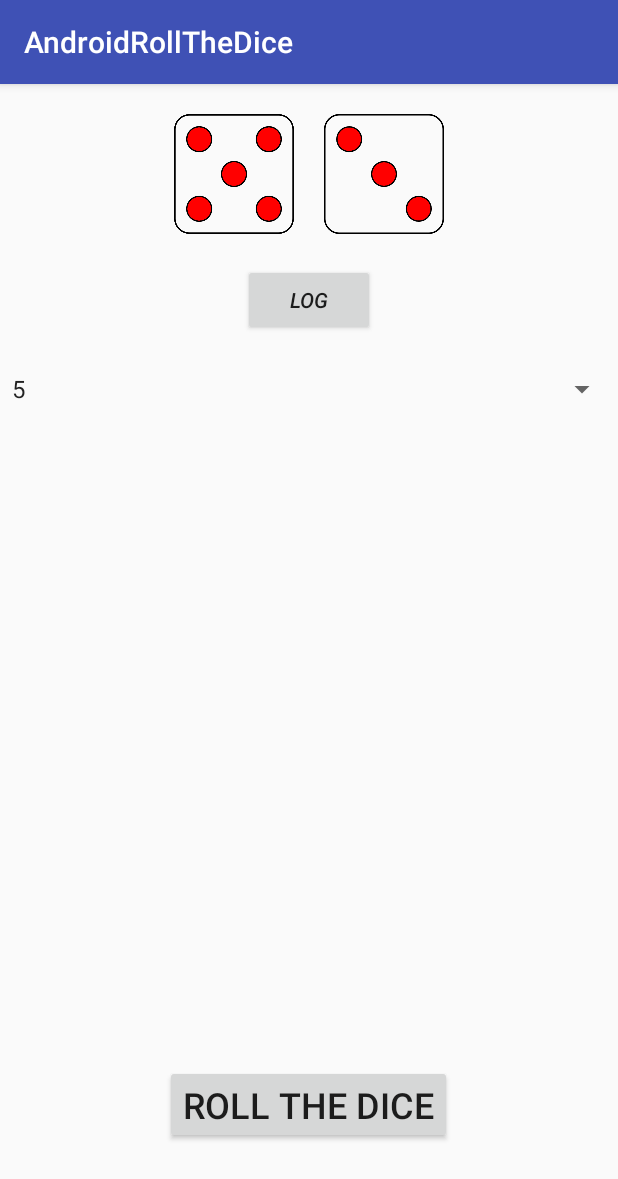
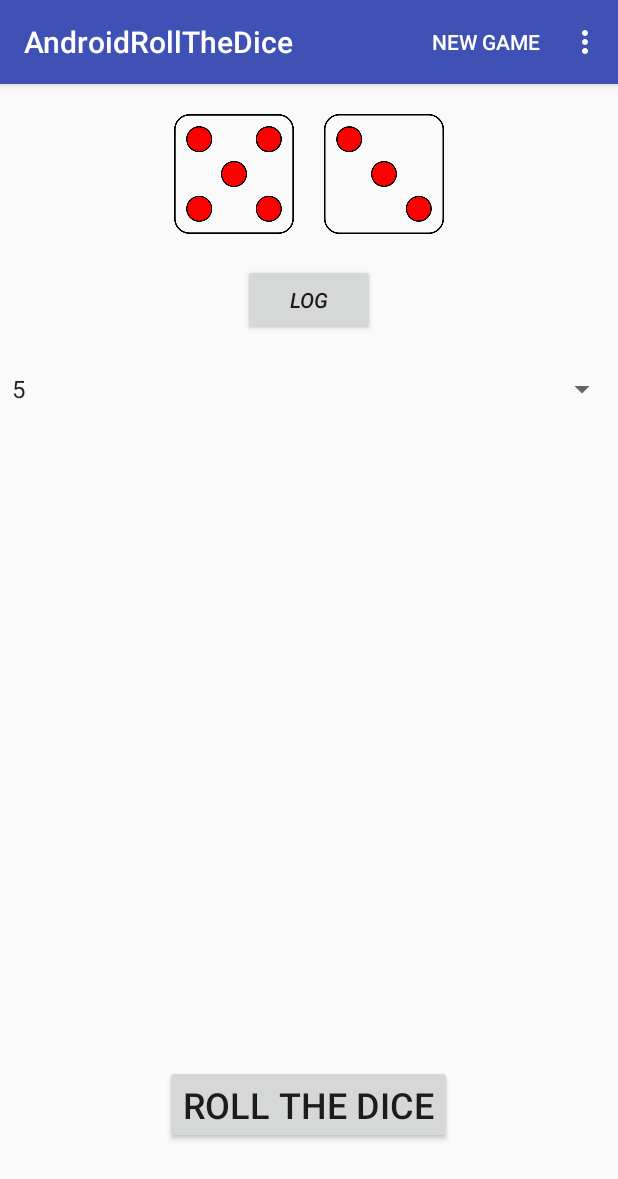
Before and after one commit to Sk0vgaard/AndroidRollTheDice, an Android app: the screen it shows after launch (MainActivity), after a tap on "ROLL THE DICE", on a phone screen of 412 x 824 dp. Shown: the top 1179 px of the screen. Run offline under Robolectric (Android 15) with nearby library versions, the phone set to English and light mode, and no system bars.

Commit message:
New game
Now starts a new game when pressing "New Game"

```diff
--- a/app/src/main/java/com/example/skovgaard/androidrollthedice/MainActivity.java
+++ b/app/src/main/java/com/example/skovgaard/androidrollthedice/MainActivity.java
@@ -1,6 +1,8 @@
 package com.example.skovgaard.androidrollthedice;
 
+import android.content.ClipData;
 import android.content.Context;
+import android.content.Intent;
 import android.hardware.Sensor;
 import android.hardware.SensorEvent;
 import android.hardware.SensorEventListener;
@@ -10,6 +12,9 @@ import android.support.annotation.NonNull;
 import android.support.v7.app.AppCompatActivity;
 import android.os.Bundle;
 import android.util.Log;
+import android.view.Menu;
+import android.view.MenuInflater;
+import android.view.MenuItem;
 import android.view.View;
 import android.view.animation.Animation;
 import android.view.animation.AnimationUtils;
@@ -24,25 +29,53 @@ import java.util.Random;
 public class MainActivity extends AppCompatActivity {
 
 
-    public static final int SENSOR_SENSITIVITY = 10;
     private Button rollDiceBtn, logBtn;
     private ImageView dice1, dice2;
     private Spinner mSpinner;
+
 
 
     private static final Random RANDOM = new Random();
     ArrayList<Integer> diceList = new ArrayList<Integer>();
 
 
-
+    //Sensor
     private SensorManager mSensorManager;
     private float mAccel; // acceleration apart from gravity
     private float mAccelCurrent; // current acceleration including gravity
     private float mAccelLast; // last acceleration including gravity
+    public static final int SENSOR_SENSITIVITY = 10;
 
     public Vibrator vibrator;
 
+    @Override
+    public boolean onCreateOptionsMenu(Menu menu) {
+        MenuInflater inflater = getMenuInflater();
+        inflater.inflate(R.menu.menu, menu);
+        return true;
+    }
 
+    @Override
+    public boolean onOptionsItemSelected(MenuItem item) {
+        // Handle item selection
+        switch (item.getItemId()) {
+            case R.id.newGame:
+                newGame();
+                return true;
+            case R.id.exit:
+//                exit();
+                return true;
+            default:
+                return super.onOptionsItemSelected(item);
+        }
+    }
+
+    private void newGame() {
+        Intent i = getBaseContext().getPackageManager()
+                .getLaunchIntentForPackage( getBaseContext().getPackageName() );
+        i.addFlags(Intent.FLAG_ACTIVITY_CLEAR_TOP);
+        startActivity(i);
+    }
 
     @Override
     protected void onCreate(Bundle savedInstanceState) {
@@ -194,7 +227,7 @@ public class MainActivity extends AppCompatActivity {
         diceList.add(diceNumber);
         //Sort by newest to be on top.
 //        Collections.reverse(diceList);
-        Log.d("Catching", diceList + "TEST");
+        Log.d("Catching", diceList + " From oldest -> newest");
 
         //Adds the new roll to the spinner.
         ArrayAdapter<Integer> adapter = new ArrayAdapter<Integer>(this,android.R.layout.simple_spinner_item, diceList);
--- a/app/src/main/res/menu/menu.xml
+++ b/app/src/main/res/menu/menu.xml
@@ -1,4 +1,13 @@
 <?xml version="1.0" encoding="utf-8"?>
-<menu xmlns:android="http://schemas.android.com/apk/res/android">
+<menu xmlns:app="http://schemas.android.com/apk/res-auto"
+    xmlns:android="http://schemas.android.com/apk/res/android">
+
+    <item app:showAsAction="always"
+        android:title="New game"
+        android:id="@+id/newGame"
+        />
+    <item app:showAsAction="never"
+        android:id="@+id/exit"
+        android:title="EXIT"/>
 
 </menu>
```
